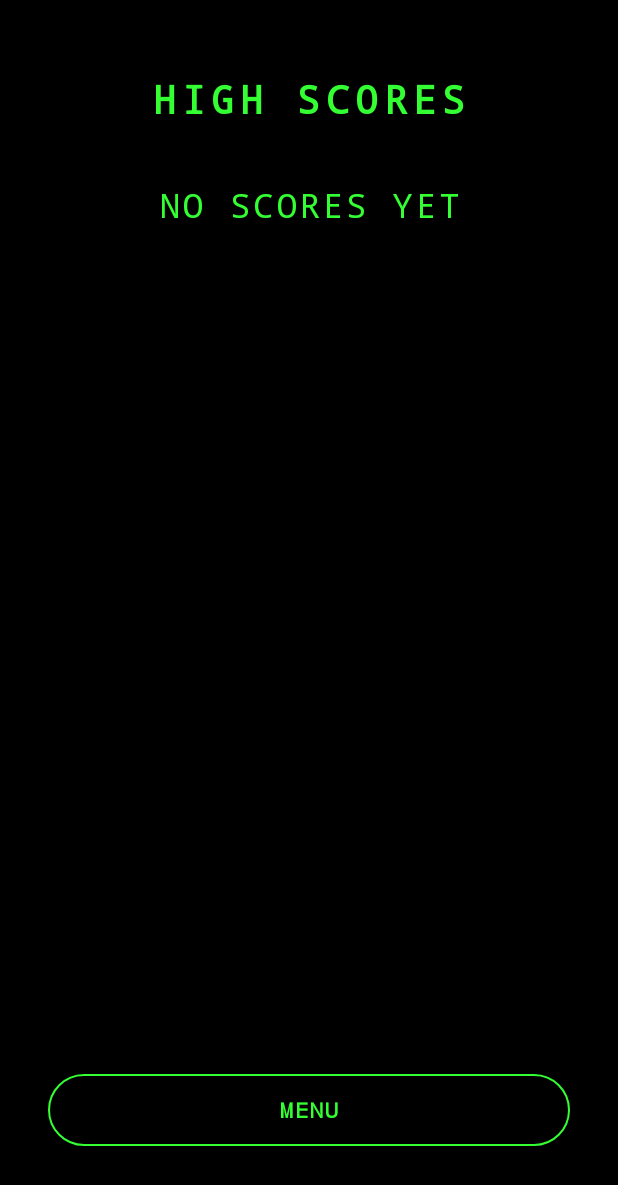
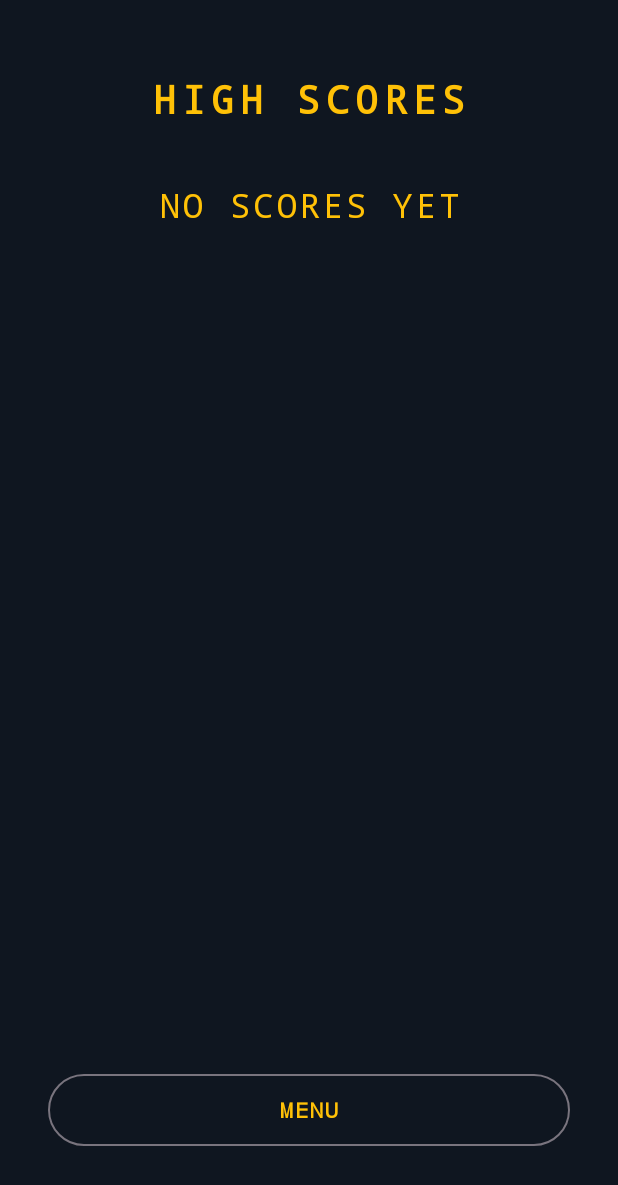
Before and after one commit to aimaicai/balls, an Android app: the HighScoresActivity screen opened directly, with no data from a screen before it, on a phone screen of 412 x 824 dp. Shown: the top 1185 px of the screen. Run offline under Robolectric (Android 15) with nearby library versions, the phone set to English and light mode, and no system bars.

Commit message:
Re-theme the high scores screen, make the live score stand out
The leaderboard was pure black with phosphor green (arcade_bg/
arcade_green), a look that had nothing to do with the rest of the
app's dark-navy/amber palette. It keeps the same retro monospace
rank/initials/score presentation, just recolored onto background_dark
with the app's existing accent amber instead of a disconnected green,
and the buttons now inherit the theme's default outlined-button colors
like every other button in the app instead of overriding them to
green.

Also moves the live score HUD from a small grey line in the left
column - where it sat right on top of the elimination feed and read as
just another log line - to a centered, larger, amber line below the
timer, so it reads as the headline stat it's meant to be.

```diff
--- a/app/src/main/java/com/hyperionsoftware/balls/HighScoresActivity.kt
+++ b/app/src/main/java/com/hyperionsoftware/balls/HighScoresActivity.kt
@@ -12,9 +12,9 @@ import com.hyperionsoftware.balls.game.GameConfig
 import com.hyperionsoftware.balls.score.HighScores
 
 // Old-school arcade cabinet style on purpose: just rank, three-letter initials and score,
-// monospace and phosphor-green on black - no dates, no match stats, nothing else. Shown
-// directly at the end of a match (see GameActivity.onGameOver) instead of behind a button,
-// with that match's result and a "play again" shortcut when arriving that way.
+// monospace on the app's own dark/amber palette - no dates, no match stats, nothing else.
+// Shown directly at the end of a match (see GameActivity.onGameOver) instead of behind a
+// button, with that match's result and a "play again" shortcut when arriving that way.
 class HighScoresActivity : AppCompatActivity() {
 
     private lateinit var binding: ActivityHighScoresBinding
@@ -74,7 +74,7 @@ class HighScoresActivity : AppCompatActivity() {
 
     private fun arcadeText(line: String) = TextView(this).apply {
         text = line
-        setTextColor(getColor(R.color.arcade_green))
+        setTextColor(getColor(R.color.accent))
         typeface = Typeface.MONOSPACE
         textSize = 22f
         letterSpacing = 0.1f
--- a/app/src/main/res/layout/activity_high_scores.xml
+++ b/app/src/main/res/layout/activity_high_scores.xml
@@ -3,7 +3,7 @@
     xmlns:app="http://schemas.android.com/apk/res-auto"
     android:layout_width="match_parent"
     android:layout_height="match_parent"
-    android:background="@color/arcade_bg"
+    android:background="@color/background_dark"
     android:padding="32dp">
 
     <!-- Only shown when arriving straight from a just-finished match (see
@@ -14,7 +14,7 @@
         android:layout_height="wrap_content"
         android:layout_marginTop="56dp"
         android:fontFamily="monospace"
-        android:textColor="@color/arcade_green"
+        android:textColor="@color/accent"
         android:textSize="18sp"
         android:textStyle="bold"
         android:letterSpacing="0.08"
@@ -30,7 +30,7 @@
         android:layout_marginTop="16dp"
         android:fontFamily="monospace"
         android:text="@string/high_scores_title"
-        android:textColor="@color/arcade_green"
+        android:textColor="@color/accent"
         android:textSize="26sp"
         android:textStyle="bold"
         android:letterSpacing="0.15"
@@ -78,11 +78,9 @@
             android:fontFamily="monospace"
             android:letterSpacing="0.1"
             android:text="@string/high_scores_play_again"
-            android:textColor="@color/arcade_green"
+            android:textColor="@color/accent"
             android:textStyle="bold"
-            android:visibility="gone"
-            app:strokeColor="@color/arcade_green"
-            app:rippleColor="@color/arcade_green" />
+            android:visibility="gone" />
 
         <Button
             android:id="@+id/backButton"
@@ -93,10 +91,8 @@
             android:fontFamily="monospace"
             android:letterSpacing="0.1"
             android:text="@string/high_scores_back"
-            android:textColor="@color/arcade_green"
-            android:textStyle="bold"
-            app:strokeColor="@color/arcade_green"
-            app:rippleColor="@color/arcade_green" />
+            android:textColor="@color/accent"
+            android:textStyle="bold" />
 
     </LinearLayout>
 
--- a/app/src/main/res/values/colors.xml
+++ b/app/src/main/res/values/colors.xml
@@ -8,9 +8,4 @@
     <color name="hud_text">#FFFFFF</color>
     <color name="accent">#FFC107</color>
     <color name="button_bg">#1E2A38</color>
-
-    <!-- Old-school arcade high-score screen: black CRT background, phosphor green text. -->
-    <color name="arcade_bg">#000000</color>
-    <color name="arcade_green">#33FF33</color>
-    <color name="arcade_green_dim">#1F8A1F</color>
 </resources>
```
Also changed, not shown: app/src/main/java/com/hyperionsoftware/balls/ui/GameView.kt (+21 -10 lines).
